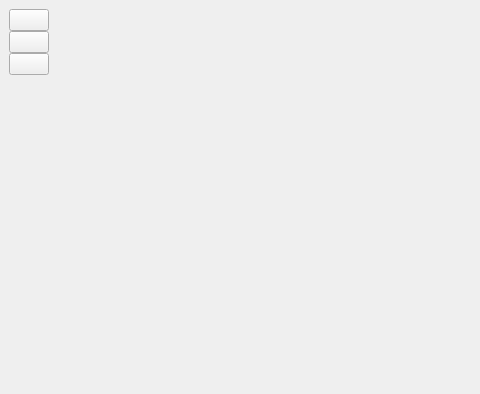
Before: the Qt Designer form src/view/ui/main.ui in fersilentt/ProgrammingDirectories, drawn with Qt 5; both pictures show x 0 to 480 and y 0 to 394 of the 796 by 394 pixel window.
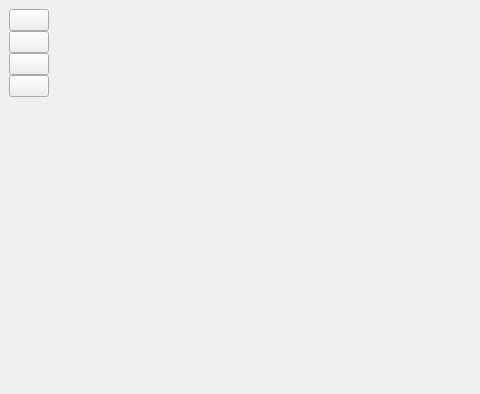
After: the same form once the commit is applied.

```diff
--- a/src/view/ui/main.ui
+++ b/src/view/ui/main.ui
@@ -41,6 +41,13 @@
         </property>
        </widget>
       </item>
+      <item>
+       <widget class="QPushButton" name="pbBack">
+        <property name="text">
+         <string/>
+        </property>
+       </widget>
+      </item>
       <item>
        <spacer name="verticalSpacer">
         <property name="orientation">
```
